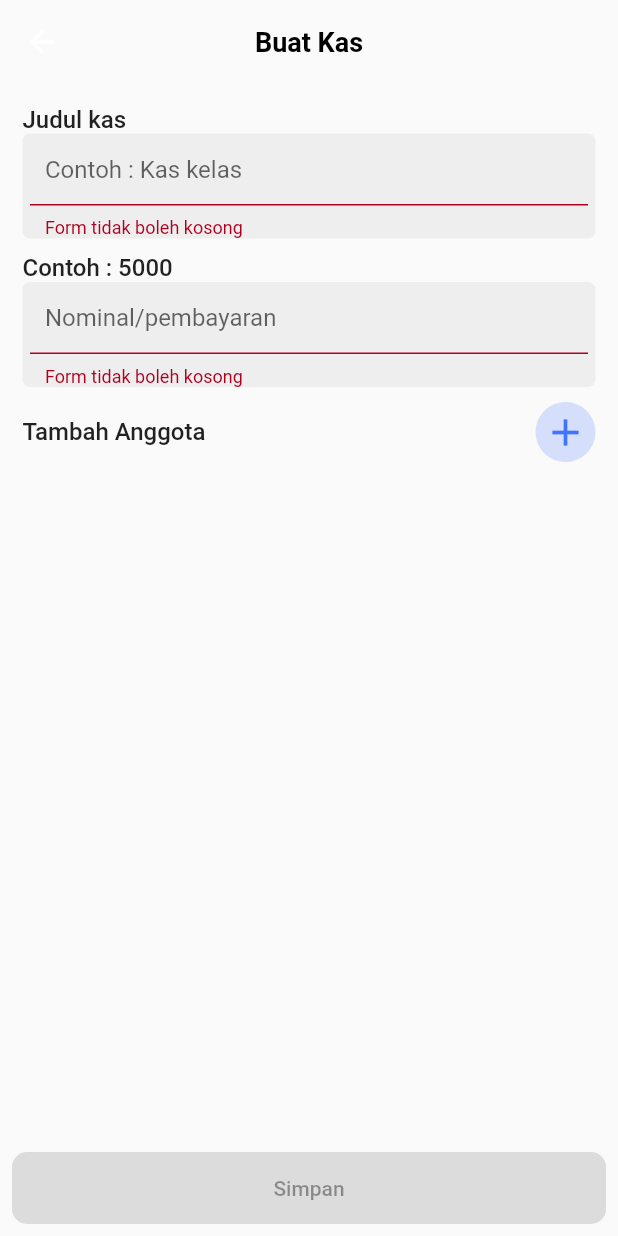
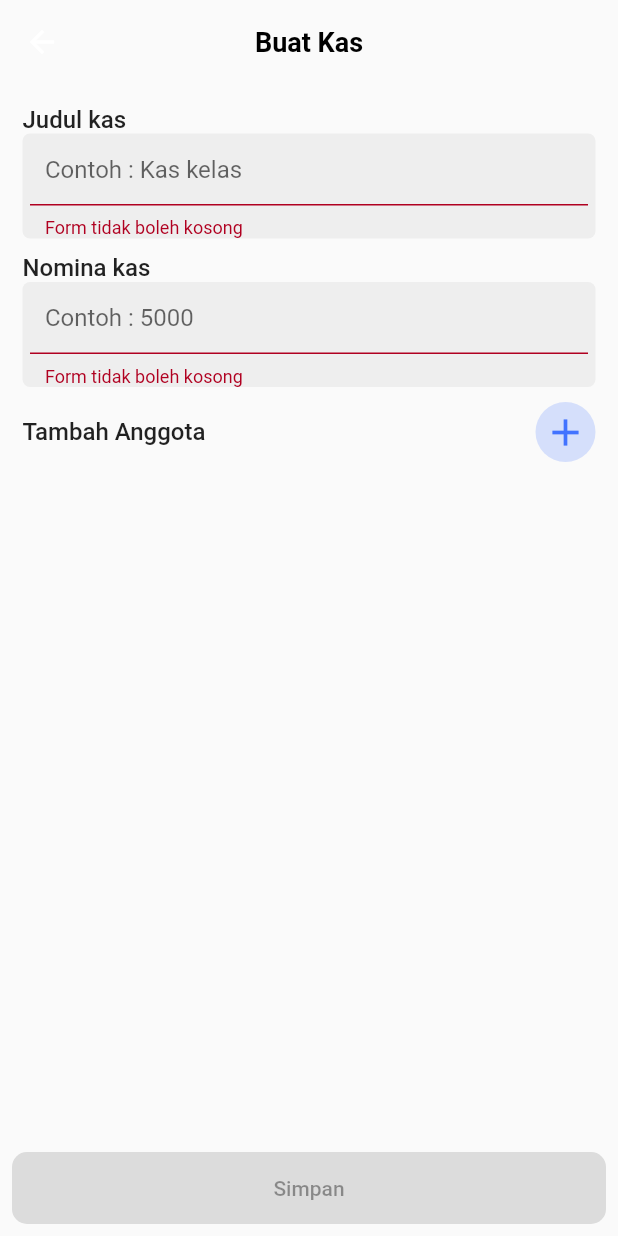
Before and after one commit to Imronarrosid/aplikasi_pembayaran_kas, a Flutter app: the CreatePayment screen opened directly, after a tap on the "add" icon, on a phone screen of 412 x 824 dp. Run offline on Flutter 3.47's test engine with Material 2 defaults, Android fonts, the phone set to English and light mode, and no system bars; drawn by our look-alikes of entry; our stand-ins replace flutter_bounceable, flutter_local_notifications, hive, hive_flutter, iconly, sqflite; accounts and stored records are empty.

Commit message:
change hint on textfield

```diff
--- a/lib/view/create_payment.dart
+++ b/lib/view/create_payment.dart
@@ -212,7 +212,7 @@ class _CreatePaymentState extends State<CreatePayment> {
                           yOffset: 0,
                           xOffset: 1000,
                           delay: Duration(milliseconds: 50),
-                          child: Text('Contoh : 5000',
+                          child: Text('Nomina kas',
                               style: TextStyle(
                                   fontSize: 16, fontWeight: FontWeight.w500)),
                         ),
@@ -260,7 +260,7 @@ class _CreatePaymentState extends State<CreatePayment> {
                                 },
                                 decoration: const InputDecoration(
                                   contentPadding: EdgeInsets.only(left: 10),
-                                  hintText: 'Nominal/pembayaran',
+                                  hintText: 'Contoh : 5000',
                                   floatingLabelAlignment:
                                       FloatingLabelAlignment.start,
                                   floatingLabelStyle: TextStyle(
```
